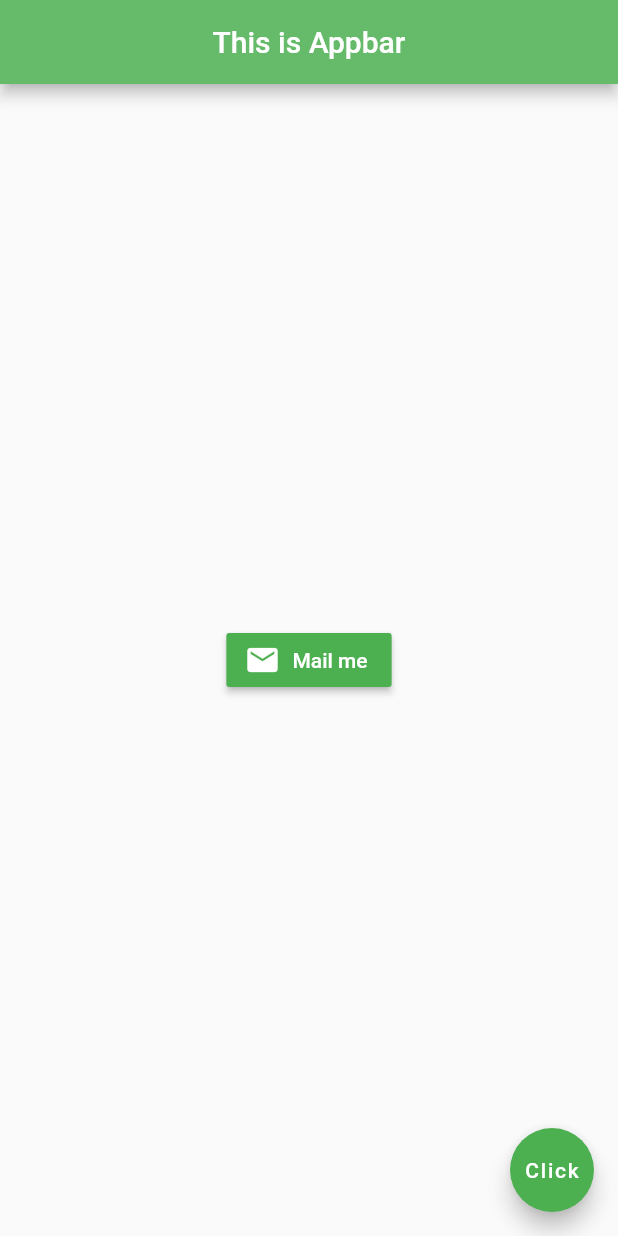
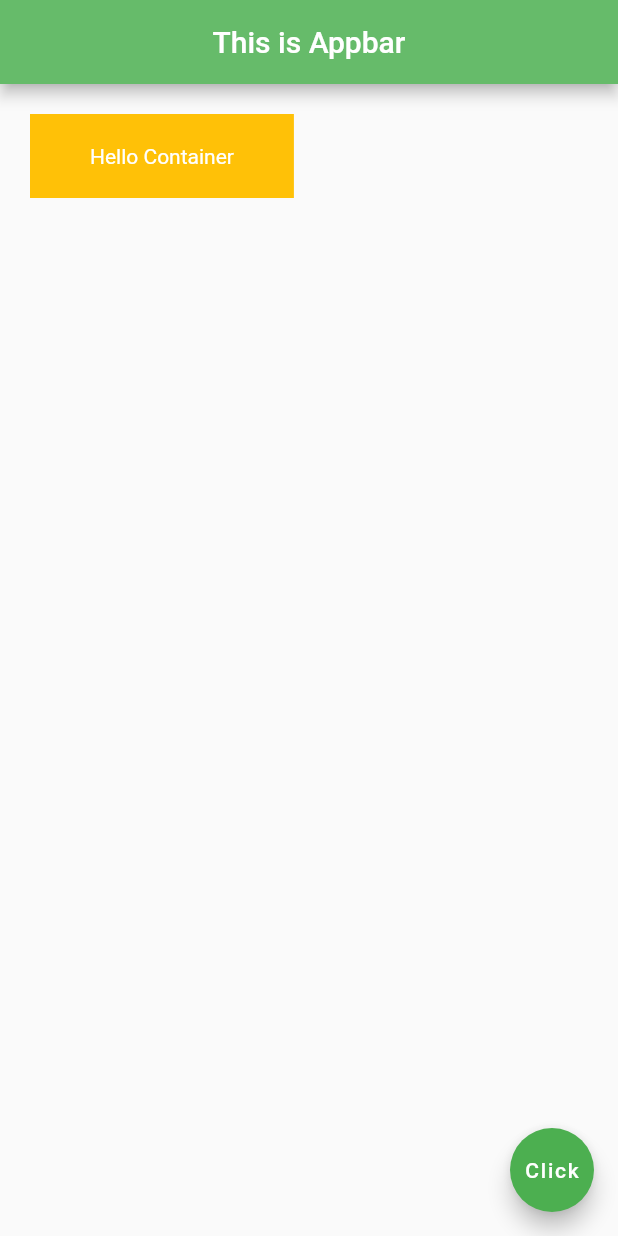
Before and after one commit to rohitksingh/FlutterStuff, a Flutter app: the screen it shows after launch, on a phone screen of 412 x 824 dp. Run offline on Flutter 3.47's test engine with Material 2 defaults, Android fonts, the phone set to English and light mode, and no system bars.

Commit message:
Created Container

```diff
--- a/simple_form/lib/main.dart
+++ b/simple_form/lib/main.dart
@@ -17,20 +17,12 @@ class HomePage extends StatelessWidget {
         centerTitle: true,
         backgroundColor: Colors.green[400],
       ),
-      body: Center(
-        child: RaisedButton.icon(
-            color: Colors.green,
-            onPressed: (){print('Mail me');},
-            icon: Icon(
-              Icons.mail,
-              color: Colors.white,
-            ),
-            label: Text(
-              'Mail me',
-              style: TextStyle(
-                color: Colors.white,
-              ),
-            )),
+      body: Container(
+        color: Colors.amber,
+        padding: EdgeInsets.fromLTRB(40, 20, 40, 20),
+        margin: EdgeInsets.all(20),
+        child: Text('Hello Container', style: TextStyle(color: Colors.white),)
+        ,
       ),
       floatingActionButton: FloatingActionButton(
         child: Text('Click'),
```
